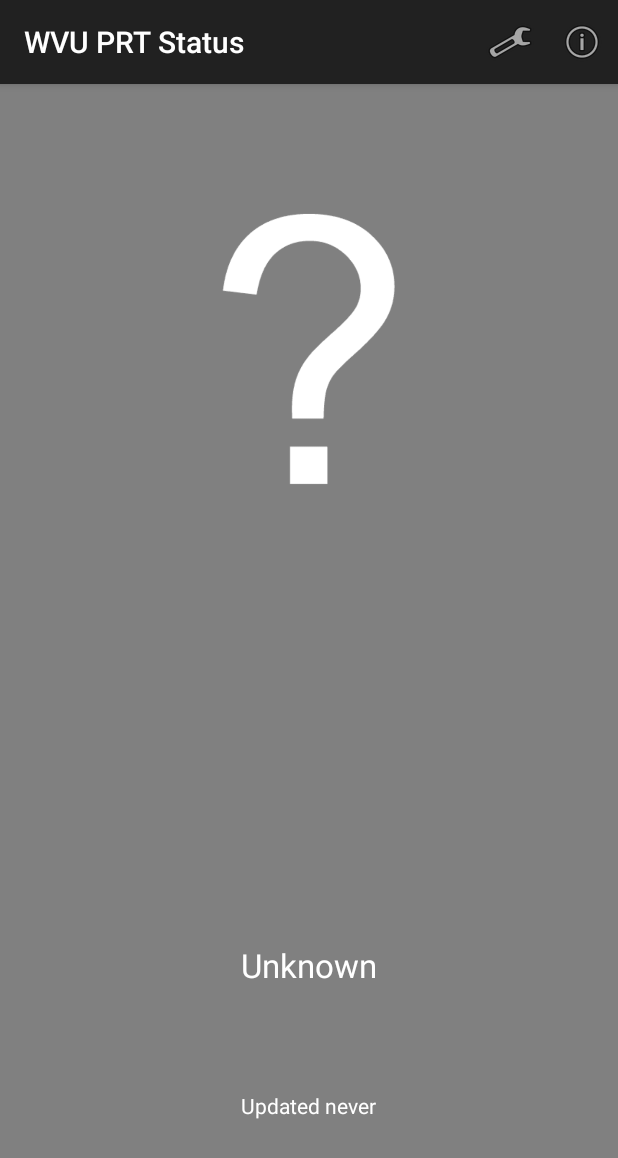
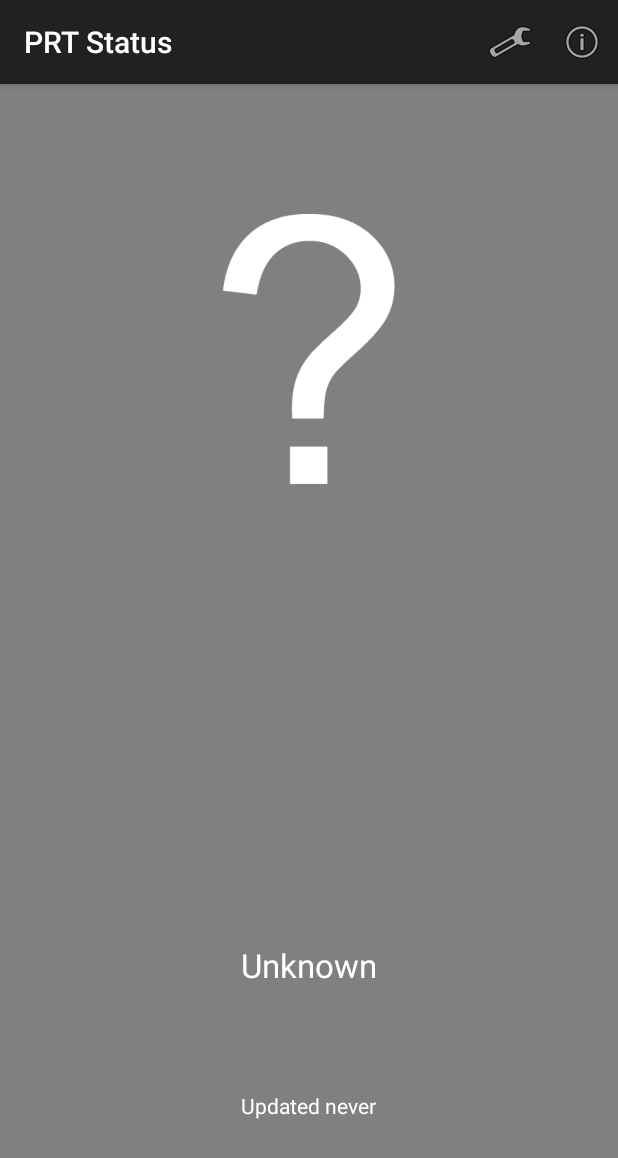
Before and after one commit to AustinDizzy/prtstatus-android, an Android app: the screen it shows after launch (MainActivity), on a phone screen of 412 x 824 dp. Shown: the top 1158 px of the screen. Run offline under Robolectric (Android 15) with nearby library versions, the phone set to English and light mode, and no system bars.

Commit message:
Added app icons and updated name.

```diff
--- a/app/src/main/res/values/strings.xml
+++ b/app/src/main/res/values/strings.xml
@@ -1,12 +1,11 @@
 <?xml version="1.0" encoding="utf-8"?>
 <resources>
 
-    <string name="app_name">WVU PRT Status</string>
-    <string name="hello_world">Hello world!</string>
+    <string name="app_name">PRT Status</string>
     <string name="action_settings">Settings</string>
     <string name="action_about">About</string>
     <string name="action_refresh">Refresh</string>
-    <string name="no_network">No Internet Connection Detected. These results may not be up to date.</string>
+    <string name="no_network">WARNING: No Internet Connection Detected. These results may not be up to date.</string>
     <string name="about_dialog">WVU PRT Status\n
     by Austin Dizzy\n
 \n
```
Also changed, not shown: app/src/main/res/drawable-hdpi/ic_launcher.png, app/src/main/res/drawable-mdpi/ic_launcher.png, app/src/main/res/drawable-xhdpi/ic_launcher.png, app/src/main/res/drawable-xxhdpi/ic_launcher.png.
